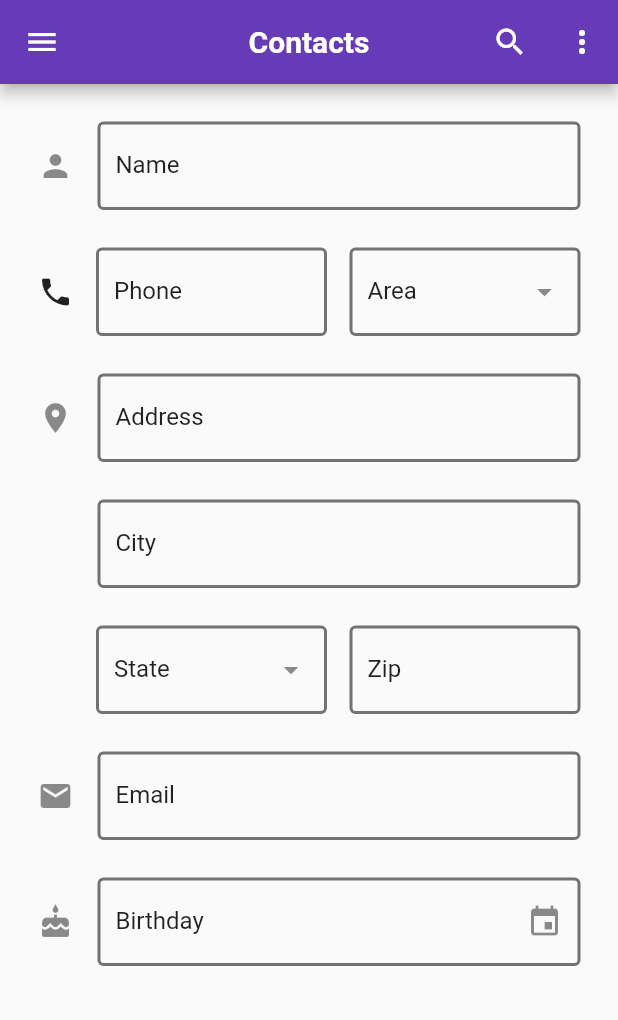
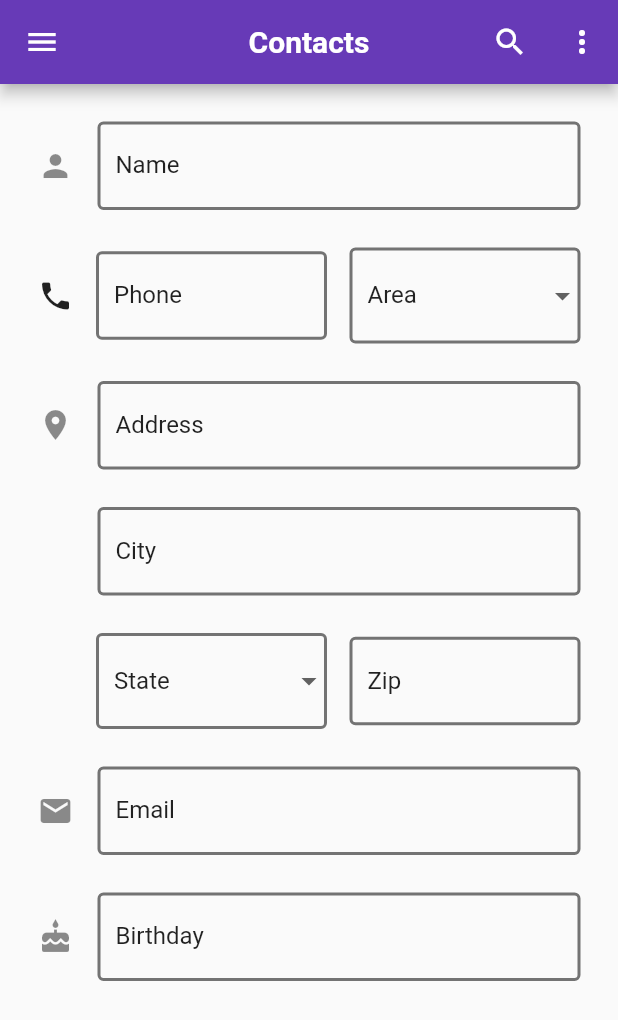
Before and after one commit to abcdgick/textfield, a Flutter app: the screen it shows after launch, on a phone screen of 412 x 824 dp. Shown: the top 1020 px of the screen. Run offline on Flutter 3.47's test engine with Material 2 defaults, Android fonts, the phone set to English and light mode, and no system bars.

```diff
--- a/lib/main.dart
+++ b/lib/main.dart
@@ -1,11 +1,28 @@
 import 'package:flutter/material.dart';
+import 'package:intl/intl.dart';
 
 void main() {
   runApp(const MyApp());
 }
 
 class MyApp extends StatelessWidget {
-  const MyApp({super.key});
+  const MyApp({Key? key}) : super(key: key);
+
+  @override
+  Widget build(BuildContext context) {
+    return const MaterialApp(home: Home());
+  }
+}
+
+class Home extends StatefulWidget {
+  const Home({Key? key}) : super(key: key);
+
+  @override
+  State<Home> createState() => _HomeState();
+}
+
+class _HomeState extends State<Home> {
+  final dateInput = TextEditingController();
 
   @override
   Widget build(BuildContext context) {
@@ -48,11 +65,10 @@ class MyApp extends StatelessWidget {
             const SizedBox(
               height: 25,
             ),
-            Row(
-              children: const [
-                Icon(Icons.phone),
-                SizedBox(width: 15),
-                Expanded(
+            Row(children: [
+              const Icon(Icons.phone),
+              const SizedBox(width: 15),
+              const Expanded(
                 child: TextField(
                     decoration: InputDecoration(
                         labelText: "Phone",
@@ -61,19 +77,22 @@ class MyApp extends StatelessWidget {
                             borderSide: BorderSide(
                                 color: Colors.black54, width: 2.0)))),
               ),
-                SizedBox(width: 15),
+              const SizedBox(width: 15),
               Expanded(
-                  child: TextField(
-                      decoration: InputDecoration(
+                  child: DropdownButtonFormField<String>(
+                items: <String>['Dis', 'Nut'].map((String value) {
+                  return DropdownMenuItem<String>(
+                      value: value, child: Text(value));
+                }).toList(),
+                onChanged: (value) => value,
+                decoration: const InputDecoration(
                     labelText: "Area",
                     labelStyle: TextStyle(color: Colors.black87),
-                          suffixIcon: Icon(Icons.arrow_drop_down),
                     enabledBorder: OutlineInputBorder(
-                              borderSide: BorderSide(
-                                  color: Colors.black54, width: 2.0)))),
-                )
-              ],
-            ),
+                        borderSide:
+                            BorderSide(color: Colors.black54, width: 2.0))),
+              ))
+            ]),
             const SizedBox(height: 25),
             TextFormField(
               cursorColor: Colors.white,
@@ -102,21 +121,25 @@ class MyApp extends StatelessWidget {
               height: 25,
             ),
             Row(
-              children: const [
-                Icon(null),
-                SizedBox(width: 15),
+              children: [
+                const Icon(null),
+                const SizedBox(width: 15),
                 Expanded(
-                  child: TextField(
-                      decoration: InputDecoration(
+                    child: DropdownButtonFormField<String>(
+                  items: <String>['Fuck', 'You'].map((String value) {
+                    return DropdownMenuItem<String>(
+                        value: value, child: Text(value));
+                  }).toList(),
+                  onChanged: (value) => value,
+                  decoration: const InputDecoration(
                       labelText: "State",
                       labelStyle: TextStyle(color: Colors.black87),
-                          suffixIcon: Icon(Icons.arrow_drop_down),
                       enabledBorder: OutlineInputBorder(
-                              borderSide: BorderSide(
-                                  color: Colors.black54, width: 2.0)))),
-                ),
-                SizedBox(width: 15),
-                Expanded(
+                          borderSide:
+                              BorderSide(color: Colors.black54, width: 2.0))),
+                )),
+                const SizedBox(width: 15),
+                const Expanded(
                   child: TextField(
                       decoration: InputDecoration(
                           labelText: "Zip",
@@ -140,12 +163,27 @@ class MyApp extends StatelessWidget {
             ),
             const SizedBox(height: 25),
             TextFormField(
+              controller: dateInput,
+              readOnly: true,
+              onTap: () async {
+                DateTime? pickedDate = await showDatePicker(
+                    context: context,
+                    initialDate: DateTime.now(),
+                    firstDate: DateTime(2000),
+                    lastDate: DateTime(2101));
+                if (pickedDate != null) {
+                  String formattedDate =
+                      DateFormat('dd MMMM yyyy').format(pickedDate);
+                  setState(() {
+                    dateInput.text = formattedDate;
+                  });
+                } else {}
+              },
               cursorColor: Colors.white,
               decoration: const InputDecoration(
                   icon: Icon(Icons.cake),
                   labelText: "Birthday",
                   labelStyle: TextStyle(color: Colors.black87),
-                  suffixIcon: Icon(Icons.event),
                   enabledBorder: OutlineInputBorder(
                       borderSide:
                           BorderSide(color: Colors.black54, width: 2.0))),
--- a/pubspec.yaml
+++ b/pubspec.yaml
@@ -20,7 +20,7 @@ publish_to: 'none' # Remove this line if you wish to publish to pub.dev
 version: 1.0.0+1
 
 environment:
-  sdk: '>=2.18.0 <3.0.0'
+  sdk: '>=2.17.0 <3.0.0'
 
 # Dependencies specify other packages that your package needs in order to work.
 # To automatically upgrade your package dependencies to the latest versions
@@ -36,6 +36,7 @@ dependencies:
   # The following adds the Cupertino Icons font to your application.
   # Use with the CupertinoIcons class for iOS style icons.
   cupertino_icons: ^1.0.2
+  intl: ^0.17.0
 
 dev_dependencies:
   flutter_test:
```
Also changed, not shown: pubspec.lock. Lines whose indentation alone changed are shown as unchanged.
